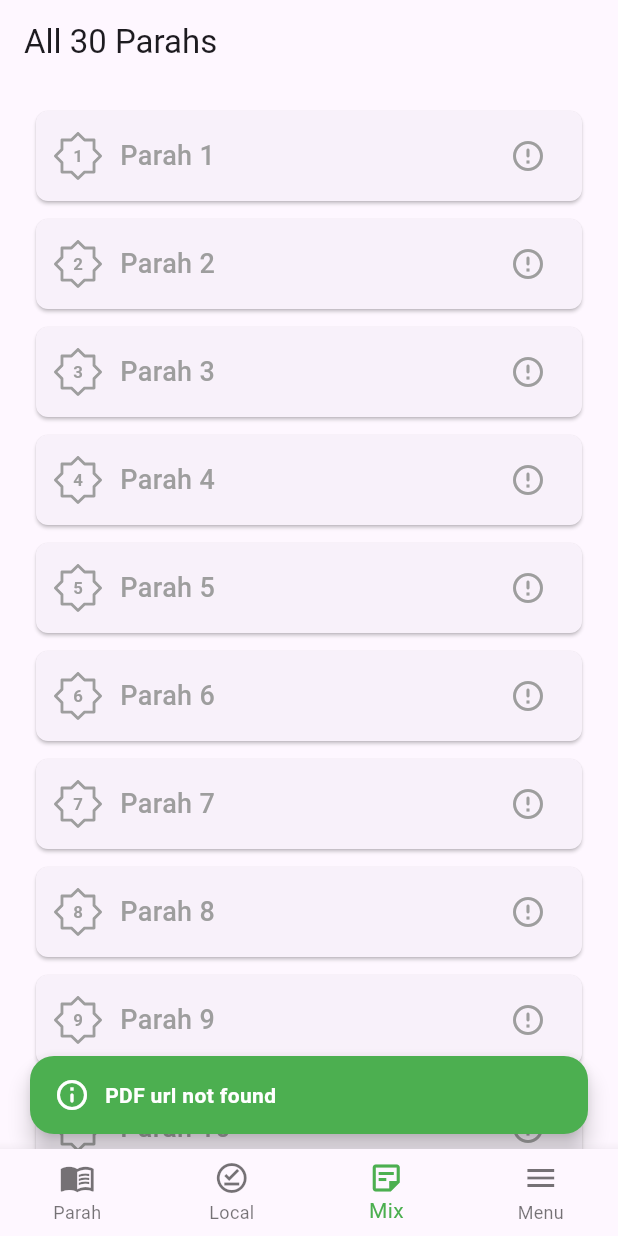
After one commit to ammardev99/npapps, a Flutter app: the Siraat screen opened directly, item 3 of the bottom bar chosen, after a tap on the "error outline" icon, on a phone screen of 412 x 824 dp. The commit adds this screen. Run offline on Flutter 3.47's test engine with Material 3 defaults, Android fonts, the phone set to English and light mode, and no system bars; our stand-ins replace cloud_firestore, dio, file_picker, firebase_auth, firebase_core, firebase_storage and 4 more; missing offline and left inert: syncfusion_flutter_pdfviewer; accounts and stored records are empty; generated files the repository leaves out were written again.

Commit message:
parah list

```diff
--- /dev/null
+++ b/lib/presentation/hq/combined_parah.dart
@@ -0,0 +1,176 @@
+import 'dart:io';
+
+import 'package:flutter/material.dart';
+import 'package:npapp/controllers/parah_controller.dart';
+import 'package:npapp/controllers/parah_local_controller.dart';
+import 'package:npapp/data/models/parah_model.dart';
+import 'package:npapp/data/local/hive2/parah_local_model.dart';
+import 'package:npapp/widgets/parah/parah_tile.dart';
+import 'package:npapp/widgets/parah/no_parah.dart';
+import 'package:npapp/presentation/hq/parah_pdf_screen.dart';
+
+class CombinedParahListScreen extends StatefulWidget {
+  const CombinedParahListScreen({super.key});
+
+  @override
+  State<CombinedParahListScreen> createState() =>
+      _CombinedParahListScreenState();
+}
+
+class _CombinedParahListScreenState extends State<CombinedParahListScreen> {
+  final ParahController firebaseController = ParahController();
+  final ParahLocalController localController = ParahLocalController();
+
+  List<ParahLocalModel> localParahs = [];
+  List<ParahModel> firebaseParahs = [];
+  bool loading = true;
+
+  @override
+  void initState() {
+    super.initState();
+    _initData();
+  }
+
+  Future<void> _initData() async {
+    await localController.init();
+    localParahs = localController.getAllParahs();
+
+    firebaseController.listenParah().listen((list) {
+      setState(() {
+        firebaseParahs = list;
+        loading = false;
+      });
+    });
+  }
+
+ParahLocalModel? _localByParahNo(int parahNo) {
+  try {
+    return localParahs.firstWhere((p) => p.parahNo == parahNo);
+  } catch (e) {
+    return null;
+  }
+}
+
+ParahModel? _firebaseByParahNo(int parahNo) {
+  try {
+    return firebaseParahs.firstWhere((p) => p.parahNo == parahNo);
+  } catch (e) {
+    return null;
+  }
+}
+
+  Future<String> downloadParahPdf(ParahModel parah) async {
+    // Replace with real download logic; here we simulate a path
+    String localPath = "/path/to/local/${parah.parahNo}.pdf";
+    debugPrint("Downloading Parah ${parah.parahNo} to $localPath");
+    return localPath;
+  }
+
+  Future<void> _refreshParahs() async {
+    await localController.init();
+    setState(() {
+      localParahs = localController.getAllParahs();
+    });
+  }
+
+  @override
+  Widget build(BuildContext context) {
+    return Scaffold(
+      appBar: AppBar(title: const Text("All 30 Parahs")),
+      body: loading
+          ? const Center(child: CircularProgressIndicator())
+          : RefreshIndicator(
+              onRefresh: _refreshParahs,
+              child: ListView.builder(
+                padding: const EdgeInsets.all(12),
+                itemCount: 30,
+                itemBuilder: (context, index) {
+                  int parahNo = index + 1;
+
+                  final local = _localByParahNo(parahNo);
+                  final firebase = _firebaseByParahNo(parahNo);
+
+                  // Local saved → show normally
+                  if (local != null) {
+                    return ShowParahTile(
+                      engName: local.title,
+                      arabicName: local.arabicName,
+                      typeArea: local.typeArea,
+                      parahNo: parahNo,
+                      pageCount: local.pageCount,
+                      ayatCount: local.ayatCount,
+                      onTap: () {
+                        if (File(local.filePath).existsSync()) {
+                          debugPrint("Opening local PDF for Parah $parahNo");
+                          Navigator.push(
+                            context,
+                            MaterialPageRoute(
+                              builder: (_) => ParahPdfScreen(
+                                parahNo: local.parahNo,
+                                pdfUrl: local.filePath,
+                                isLocal: true,
+                              ),
+                            ),
+                          );
+                        } else if (firebase != null &&
+                            firebase.pdfParah.isNotEmpty) {
+                          debugPrint("Opening Firebase PDF for Parah $parahNo");
+                          Navigator.push(
+                            context,
+                            MaterialPageRoute(
+                              builder: (_) => ParahPdfScreen(
+                                parahNo: firebase.parahNo,
+                                pdfUrl: firebase.pdfParah,
+                                isLocal: false,
+                              ),
+                            ),
+                          );
+                        } else {
+                          ScaffoldMessenger.of(context).showSnackBar(
+                            const SnackBar(
+                                content: Text("PDF not available")),
+                          );
+                        }
+                      },
+                      onDelete: () async {
+                        await localController.deleteParah(local.id);
+                        setState(() {
+                          localParahs.remove(local);
+                        });
+                      },
+                    );
+                  }
+
+                  // Not in local, but in Firebase → show download button
+                  if (firebase != null) {
+                    return ShowParahTile(
+                      engName: firebase.engName,
+                      arabicName: firebase.arabicName,
+                      typeArea: firebase.typeArea,
+                      parahNo: parahNo,
+                      pageCount: firebase.pageCount,
+                      ayatCount: firebase.ayatCount,
+                      onTap: () {},
+                      localSave: () async {
+                        String localPath =
+                            await downloadParahPdf(firebase);
+                        await localController.saveParahPdfFromFirebase(
+                            firebase, localPath);
+                        setState(() {
+                          localParahs = localController.getAllParahs();
+                        });
+                      },
+                    );
+                  }
+
+                  // Not in Firebase and not local → NoParahTile
+                  return NoParahTile(
+                    parahCount: parahNo,
+                    showFirebaseInfo: firebase != null,
+                  );
+                },
+              ),
+            ),
+    );
+  }
+}
--- a/lib/presentation/hq/parah_pdf_screen.dart
+++ b/lib/presentation/hq/parah_pdf_screen.dart
@@ -20,23 +20,35 @@ class ParahPdfScreen extends StatelessWidget {
       child: Scaffold(
         appBar: AppBar(title: Text("Parah $parahNo")),
         body: isLocal
-            ? File(pdfUrl).existsSync()
-                ? SfPdfViewer.file(
-                    File(pdfUrl),
-                    onDocumentLoadFailed: (details) =>
-                        debugPrint("PDF LOAD ERROR: ${details.error}"),
-                    onDocumentLoaded: (details) =>
-                        debugPrint("PDF loaded successfully"),
-                  )
-                : _errorWidget("Local PDF not found at path:\n$pdfUrl")
-            : SfPdfViewer.network(
-                pdfUrl,
-                onDocumentLoadFailed: (details) =>
-                    debugPrint("PDF LOAD ERROR: ${details.error}"),
-                onDocumentLoaded: (details) =>
-                    debugPrint("PDF loaded successfully"),
-              ),
+            ? _loadLocalPdf()
+            : _loadFirebasePdf(),
       ),
+    );
+  }
+
+  Widget _loadLocalPdf() {
+    if (File(pdfUrl).existsSync()) {
+      debugPrint("Local PDF loaded: $pdfUrl");
+      return SfPdfViewer.file(
+        File(pdfUrl),
+        onDocumentLoadFailed: (details) =>
+            debugPrint("Local PDF LOAD ERROR: ${details.error}"),
+        onDocumentLoaded: (details) =>
+            debugPrint("Local PDF loaded successfully"),
+      );
+    } else {
+      return _errorWidget("Local PDF not found at path:\n$pdfUrl");
+    }
+  }
+
+  Widget _loadFirebasePdf() {
+    debugPrint("Firebase PDF loaded: $pdfUrl");
+    return SfPdfViewer.network(
+      pdfUrl,
+      onDocumentLoadFailed: (details) =>
+          debugPrint("Firebase PDF LOAD ERROR: ${details.error}"),
+      onDocumentLoaded: (details) =>
+          debugPrint("Firebase PDF loaded successfully"),
     );
   }
 
@@ -45,7 +57,7 @@ class ParahPdfScreen extends StatelessWidget {
       child: Column(
         mainAxisAlignment: MainAxisAlignment.center,
         children: [
-          const Icon(Icons.picture_as_pdf, size: 60, color: Colors.green),
+          const Icon(Icons.picture_as_pdf, size: 60, color: Colors.red),
           const SizedBox(height: 12),
           Text(msg, textAlign: TextAlign.center, style: const TextStyle(fontSize: 16)),
         ],
--- a/lib/presentation/siraat/parah/parah_list.dart
+++ b/lib/presentation/siraat/parah/parah_list.dart
@@ -98,7 +98,6 @@ localSave: () async {
     debugPrint("Error saving Parah locally: $e");
   }
 },
-
                 );
               }
               return NoParahTile(parahCount: p.parahNo);
--- a/lib/presentation/siraat/siraat.dart
+++ b/lib/presentation/siraat/siraat.dart
@@ -1,4 +1,5 @@
 import 'package:flutter/material.dart';
+import 'package:npapp/presentation/hq/combined_parah.dart';
 import 'package:npapp/presentation/siraat/menu.dart';
 import 'package:npapp/presentation/siraat/parah/local_screen.dart';
 import 'package:npapp/presentation/siraat/parah/parah_list.dart';
@@ -17,6 +18,7 @@ class _SiraatState extends State<Siraat> {
     // DashboardScreen(),
     ParahListScreen(),
     LocalParahListScreen(),
+    CombinedParahListScreen(),
     const MenuScreen(),
   ];
 
@@ -38,6 +40,7 @@ class _SiraatState extends State<Siraat> {
           items: const [
             BottomNavigationBarItem( icon: Icon(Icons.menu_book), label: "Parah",),
             BottomNavigationBarItem( icon: Icon(Icons.offline_pin_outlined), label: "Local",),
+            BottomNavigationBarItem( icon: Icon(Icons.sticky_note_2_outlined), label: "Mix",),
             BottomNavigationBarItem(icon: Icon(Icons.menu), label: "Menu"),
           ],
         ),
--- a/lib/widgets/parah/no_parah.dart
+++ b/lib/widgets/parah/no_parah.dart
@@ -2,54 +2,65 @@ import 'package:flutter/material.dart';
 import 'package:npapp/widgets/common/my_snack_bar.dart';
 import 'package:npapp/widgets/show_badge.dart';
 
-// ignore: must_be_immutable
 class NoParahTile extends StatelessWidget {
-  int parahCount;
+  final int parahCount;
+  final bool showFirebaseInfo; // optional, default false
 
-  NoParahTile({super.key, required this.parahCount});
+  const NoParahTile({
+    super.key,
+    required this.parahCount,
+    this.showFirebaseInfo = false,
+  });
 
   @override
   Widget build(BuildContext context) {
     return Card(
       elevation: 1,
-
       margin: const EdgeInsets.symmetric(horizontal: 12, vertical: 6),
-
       shape: RoundedRectangleBorder(borderRadius: BorderRadius.circular(8)),
-
       child: InkWell(
         borderRadius: BorderRadius.circular(8),
-
         onLongPress: () {
           _showDeleteDialog(context);
         },
-
         onTap: () {
-          CustomSnackBar.roundedSnackBar(context, "Parah not available",);
+          CustomSnackBar.roundedSnackBar(
+            context,
+            "Parah not available",
+          );
         },
-
         child: Padding(
           padding: const EdgeInsets.symmetric(horizontal: 12, vertical: 6),
-
           child: Row(
             children: [
               ShowBadge(count: parahCount, color: Colors.grey, scale: 0.8),
-              SizedBox(width: 12),
+              const SizedBox(width: 12),
               Expanded(
                 child: Text(
                   "Parah $parahCount",
-                  style: TextStyle(
+                  style: const TextStyle(
                     fontSize: 18,
                     fontWeight: FontWeight.w500,
                     color: Colors.grey,
                   ),
                 ),
               ),
-              //  (trailing)
-              IconButton(onPressed: (){
-                          CustomSnackBar.roundedSnackBar(context, "PDF url not fount",);
-              }, icon: Icon(Icons.error_outline_rounded, color: Colors.grey),)
-
+              if (showFirebaseInfo)
+                IconButton(
+                  onPressed: () {
+                    CustomSnackBar.roundedSnackBar(
+                        context, "PDF not found on Firebase");
+                  },
+                  icon: const Icon(Icons.cloud_off_rounded, color: Colors.grey),
+                )
+              else
+                IconButton(
+                  onPressed: () {
+                    CustomSnackBar.roundedSnackBar(
+                        context, "PDF url not found");
+                  },
+                  icon: const Icon(Icons.error_outline_rounded, color: Colors.grey),
+                ),
             ],
           ),
         ),
@@ -63,9 +74,8 @@ class NoParahTile extends StatelessWidget {
       builder: (context) {
         return AlertDialog(
           title: const Text("Delete Parah?"),
-          content: Text(
-            "Are you sure you want to delete Parah?\nThis action cannot be undone.",
-          ),
+          content: const Text(
+              "Are you sure you want to delete Parah?\nThis action cannot be undone."),
           actions: [
             TextButton(
               child: const Text("Cancel"),
@@ -75,7 +85,7 @@ class NoParahTile extends StatelessWidget {
               child: const Text("Delete", style: TextStyle(color: Colors.red)),
               onPressed: () {
                 Navigator.pop(context);
-                // if (onDelete != null) onDelete!();
+                // Implement delete callback if needed
               },
             ),
           ],
```
